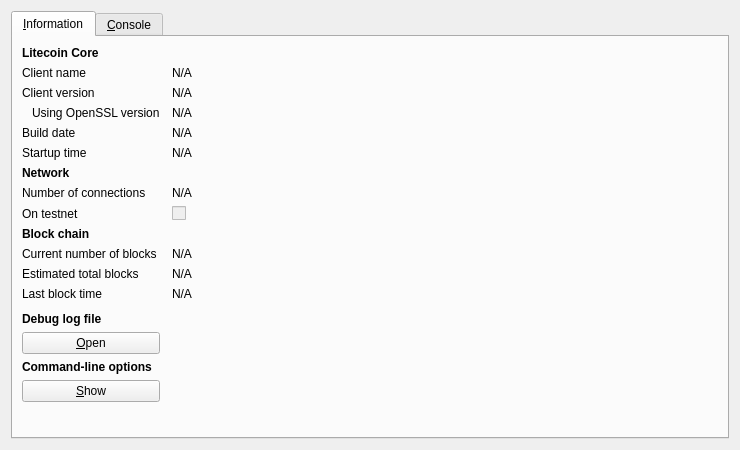
This is src/qt/forms/rpcconsole.ui in virtualeconomycoin/vec as Qt 5 draws it before an edit. The edited form follows.
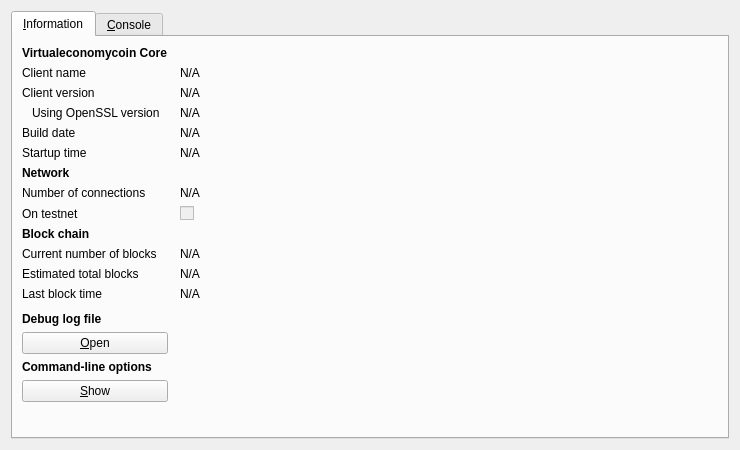
This is the edited form. Icons and pictures are not drawn.

The edit to the form file:
```diff
--- a/src/qt/forms/rpcconsole.ui
+++ b/src/qt/forms/rpcconsole.ui
@@ -36,7 +36,7 @@
           </font>
          </property>
          <property name="text">
-          <string>Litecoin Core</string>
+          <string>Virtualeconomycoin Core</string>
          </property>
         </widget>
        </item>
```
Left out of the diff: 6 changed lines with no effect on the pictures.
